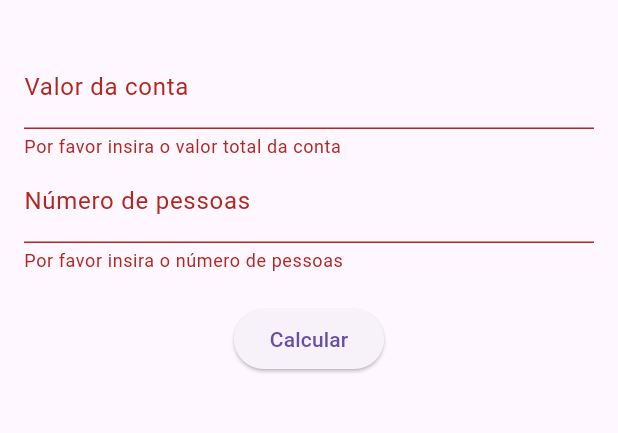
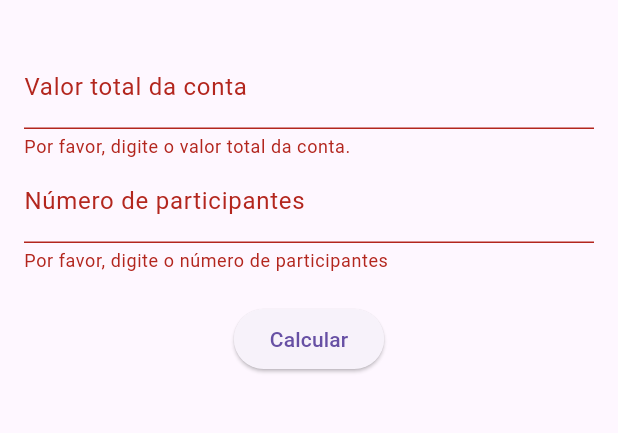
Before and after one commit to UildsonSantos/bill_spliter, a Flutter app: the screen it shows after launch, after a tap on "Calcular", on a phone screen of 412 x 824 dp, the part 63-496 px from its top. Run offline on Flutter 3.47's test engine with Material 3 defaults, Android fonts, the phone set to English and light mode, and no system bars.

```diff
--- a/lib/main.dart
+++ b/lib/main.dart
@@ -46,11 +46,16 @@ class BillSplitterScreenState extends State<BillSplitterScreen> {
         _results.clear();
         for (int i = 0; i < numberOfPeople - 1; i++) {
           _results.add(SplitAmount(
-              'R\$ ${roundedSplitAmount.toStringAsFixed(2)}', false));
+            'R\$ ${roundedSplitAmount.toStringAsFixed(2)}',
+            false,
+            false,
+          ));
         }
         _results.add(SplitAmount(
-            'R\$ ${(roundedSplitAmount + adjustment).toStringAsFixed(2)}',
-            false));
+          'R\$ ${(roundedSplitAmount + adjustment).toStringAsFixed(2)}',
+          false,
+          true,
+        ));
       });
     }
   }
@@ -77,10 +82,10 @@ class BillSplitterScreenState extends State<BillSplitterScreen> {
               TextFormField(
                 controller: _totalAmountController,
                 keyboardType: TextInputType.number,
-                decoration: const InputDecoration(labelText: 'Valor da conta'),
+                decoration: const InputDecoration(labelText: 'Valor total da conta'),
                 validator: (value) {
                   if (value!.isEmpty) {
-                    return 'Por favor insira o valor total da conta';
+                    return 'Por favor, digite o valor total da conta.';
                   }
                   return null;
                 },
@@ -89,10 +94,10 @@ class BillSplitterScreenState extends State<BillSplitterScreen> {
                 controller: _numberOfPeopleController,
                 keyboardType: TextInputType.number,
                 decoration:
-                    const InputDecoration(labelText: 'Número de pessoas'),
+                    const InputDecoration(labelText: 'Número de participantes'),
                 validator: (value) {
                   if (value!.isEmpty) {
-                    return 'Por favor insira o número de pessoas';
+                    return 'Por favor, digite o número de participantes';
                   }
                   return null;
                 },
@@ -120,7 +125,9 @@ class BillSplitterScreenState extends State<BillSplitterScreen> {
                       child: Card(
                         color: _results[index].isPaid
                             ? const Color.fromARGB(255, 1, 255, 1)
-                            : Colors.red.shade200,
+                            : (_results[index].isLast
+                                ? Colors.orange[200]
+                                : Colors.red[200]),
                         child: Center(
                           child: Text(
                             _results[index].amount,
@@ -143,6 +150,7 @@ class BillSplitterScreenState extends State<BillSplitterScreen> {
 class SplitAmount {
   final String amount;
   bool isPaid;
+  final bool isLast;
 
-  SplitAmount(this.amount, this.isPaid);
+  SplitAmount(this.amount, this.isPaid, this.isLast);
 }
```
